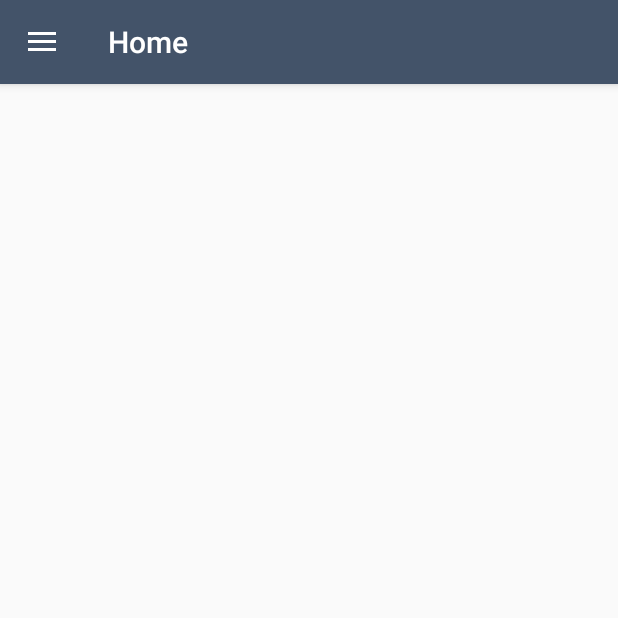
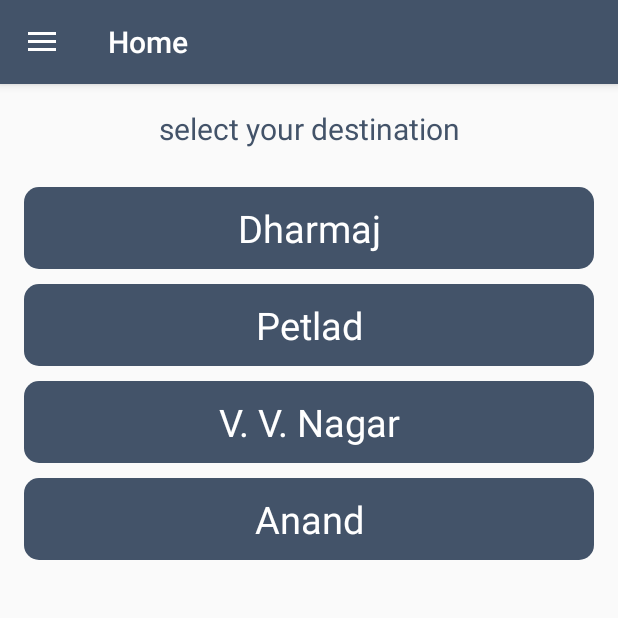
Before and after one commit to harshildarji/CharotarExplore, an Android app: the home screen opened directly, with no data from a screen before it, on a phone screen of 412 x 824 dp, the top half of it. Run offline under Robolectric (Android 15) with nearby library versions, the phone set to English and light mode, and no system bars; 1 statement that could not run was skipped.

Commit message:
home village

```diff
--- a/app/src/main/java/com/example/harshil/charotarexplore/home.java
+++ b/app/src/main/java/com/example/harshil/charotarexplore/home.java
@@ -60,9 +60,11 @@ public class home extends AppCompatActivity implements NavigationView.OnNavigati
                     public void onClick(DialogInterface dialog, int which) {
                         cached.clearCache(getApplicationContext());
                         Intent intent = new Intent(home.this, signin.class);
-                        intent.addCategory(Intent.CATEGORY_HOME);
-                        intent.setFlags(Intent.FLAG_ACTIVITY_CLEAR_TOP);
+                        intent.setFlags(Intent.FLAG_ACTIVITY_CLEAR_TOP |
+                                Intent.FLAG_ACTIVITY_CLEAR_TASK |
+                                Intent.FLAG_ACTIVITY_NEW_TASK);
                         startActivity(intent);
+                        finish();
                     }
                 });
         out.setNegativeButton("No",
--- a/app/src/main/java/com/example/harshil/charotarexplore/signup.java
+++ b/app/src/main/java/com/example/harshil/charotarexplore/signup.java
@@ -35,6 +35,7 @@ import java.util.regex.Matcher;
 import java.util.regex.Pattern;
 
 public class signup extends AppCompatActivity {
+    cached cached = new cached();
     private EditText name, mobile, passwd, cpasswd;
     private Button signup;
     private TextView toIn;
@@ -196,7 +197,13 @@ public class signup extends AppCompatActivity {
                 try {
                     JSONObject result = new JSONObject(response);
                     if (result.getString("status").equals("1")) {
-                        Toast.makeText(signup.this, "Registration successfull.", Toast.LENGTH_SHORT).show();
+                        JSONObject user_details = result.getJSONObject("user_details");
+                        cached.setUser_id(user_details.getString("user_id"), getApplicationContext());
+                        cached.setUser_name(user_details.getString("name"), getApplicationContext());
+                        cached.setCountry_code(user_details.getString("country_code"), getApplicationContext());
+                        cached.setContact_number(user_details.getString("contact_number"), getApplicationContext());
+                        cached.setUser_avatar(user_details.getString("avatar"), getApplicationContext());
+                        startActivity(new Intent(signup.this, home.class));
                     } else {
                         Toast.makeText(signup.this, result.getString("message"), Toast.LENGTH_SHORT).show();
                     }
--- /dev/null
+++ b/app/src/main/res/drawable/textback.xml
@@ -0,0 +1,6 @@
+<?xml version="1.0" encoding="utf-8"?>
+<shape xmlns:android="http://schemas.android.com/apk/res/android"
+    android:shape="rectangle">
+    <solid android:color="@color/colorPrimary" />
+    <corners android:radius="10dp" />
+</shape>
--- a/app/src/main/res/layout/content_home.xml
+++ b/app/src/main/res/layout/content_home.xml
@@ -13,4 +13,81 @@
     tools:context="com.example.harshil.charotarexplore.home"
     tools:showIn="@layout/app_bar_home">
 
+    <ScrollView
+        android:layout_width="match_parent"
+        android:layout_height="match_parent">
+
+        <LinearLayout
+            android:layout_width="match_parent"
+            android:layout_height="wrap_content"
+            android:orientation="vertical">
+
+            <TextView
+                android:id="@+id/welcome"
+                android:layout_width="match_parent"
+                android:layout_height="wrap_content"
+                android:layout_marginBottom="25dp"
+                android:text="@string/village"
+                android:textAlignment="center"
+                android:textColor="@color/colorPrimary"
+                android:textSize="20sp" />
+
+            <TextView
+                android:id="@+id/dharmaj"
+                android:layout_width="match_parent"
+                android:layout_height="wrap_content"
+                android:background="@drawable/textback"
+                android:padding="10dp"
+                android:tag="1"
+                android:text="@string/dharmaj"
+                android:textAlignment="center"
+                android:textAllCaps="false"
+                android:textColor="#ffffff"
+                android:textSize="25sp" />
+
+            <TextView
+                android:id="@+id/petlad"
+                android:layout_width="match_parent"
+                android:layout_height="wrap_content"
+                android:layout_marginTop="10dp"
+                android:background="@drawable/textback"
+                android:padding="10dp"
+                android:tag="2"
+                android:text="@string/petlad"
+                android:textAlignment="center"
+                android:textAllCaps="false"
+                android:textColor="#ffffff"
+                android:textSize="25sp" />
+
+            <TextView
+                android:id="@+id/vvnagar"
+                android:layout_width="match_parent"
+                android:layout_height="wrap_content"
+                android:layout_marginTop="10dp"
+                android:background="@drawable/textback"
+                android:padding="10dp"
+                android:tag="3"
+                android:text="@string/vvnagar"
+                android:textAlignment="center"
+                android:textAllCaps="false"
+                android:textColor="#ffffff"
+                android:textSize="25sp" />
+
+            <TextView
+                android:id="@+id/anand"
+                android:layout_width="match_parent"
+                android:layout_height="wrap_content"
+                android:layout_marginTop="10dp"
+                android:background="@drawable/textback"
+                android:padding="10dp"
+                android:tag="4"
+                android:text="@string/anand"
+                android:textAlignment="center"
+                android:textAllCaps="false"
+                android:textColor="#ffffff"
+                android:textSize="25sp" />
+
+        </LinearLayout>
+
+    </ScrollView>
 </RelativeLayout>
--- a/app/src/main/res/values/strings.xml
+++ b/app/src/main/res/values/strings.xml
@@ -23,4 +23,9 @@
     <string name="navigation_drawer_close">Close navigation drawer</string>
     <string name="home">Home</string>
     <string name="signout">Signout</string>
+    <string name="village">select your destination</string>
+    <string name="dharmaj">Dharmaj</string>
+    <string name="petlad">Petlad</string>
+    <string name="vvnagar">V. V. Nagar</string>
+    <string name="anand">Anand</string>
 </resources>
```
